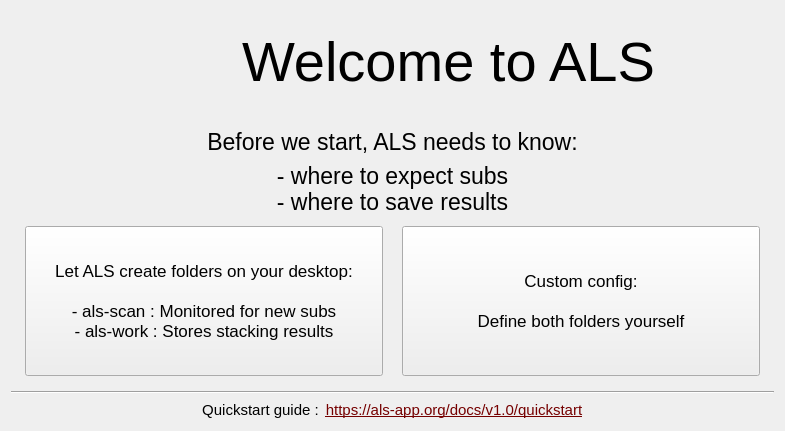
Qt form src/als/ui/forms/first_run_ui.ui (deufrai/als) before a commit.
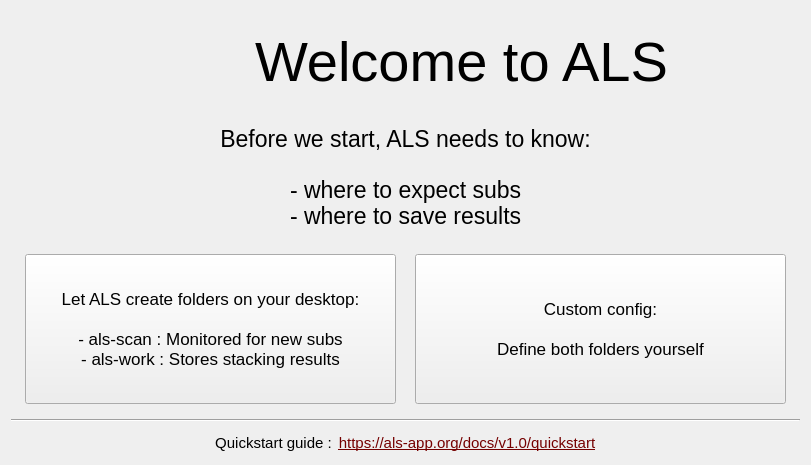
The same form after that commit. Icons and pictures are not drawn.

Commit message: give some space to first run UI

Diff of the .ui file:
```diff
--- a/src/als/ui/forms/first_run_ui.ui
+++ b/src/als/ui/forms/first_run_ui.ui
@@ -9,8 +9,8 @@
    <rect>
     <x>0</x>
     <y>0</y>
-    <width>785</width>
-    <height>431</height>
+    <width>811</width>
+    <height>465</height>
    </rect>
   </property>
   <property name="windowTitle">
@@ -100,7 +100,7 @@
      </item>
     </layout>
    </item>
-   <item>
+   <item alignment="Qt::AlignTop">
     <widget class="QStackedWidget" name="stackedWidget">
      <property name="frameShape">
       <enum>QFrame::NoFrame</enum>
@@ -109,13 +109,11 @@
       <number>0</number>
      </property>
      <widget class="QWidget" name="page">
-      <layout class="QVBoxLayout" name="verticalLayout_5">
-       <item>
         <layout class="QVBoxLayout" name="verticalLayout">
-         <property name="bottomMargin">
-          <number>5</number>
-         </property>
-         <item>
+       <property name="spacing">
+        <number>25</number>
+       </property>
+       <item alignment="Qt::AlignTop">
           <widget class="QLabel" name="label_4">
            <property name="font">
             <font>
@@ -137,6 +135,21 @@
           </widget>
          </item>
          <item>
+        <layout class="QHBoxLayout" name="horizontalLayout_5">
+         <item>
+          <spacer name="horizontalSpacer_7">
+           <property name="orientation">
+            <enum>Qt::Horizontal</enum>
+           </property>
+           <property name="sizeHint" stdset="0">
+            <size>
+             <width>40</width>
+             <height>20</height>
+            </size>
+           </property>
+          </spacer>
+         </item>
+         <item>
           <widget class="QLabel" name="label_7">
            <property name="font">
             <font>
@@ -148,7 +161,7 @@
 - where to save results</string>
            </property>
            <property name="alignment">
-            <set>Qt::AlignCenter</set>
+            <set>Qt::AlignLeading|Qt::AlignLeft|Qt::AlignVCenter</set>
            </property>
            <property name="wordWrap">
             <bool>false</bool>
@@ -158,6 +171,19 @@
            </property>
           </widget>
          </item>
+         <item>
+          <spacer name="horizontalSpacer_8">
+           <property name="orientation">
+            <enum>Qt::Horizontal</enum>
+           </property>
+           <property name="sizeHint" stdset="0">
+            <size>
+             <width>40</width>
+             <height>20</height>
+            </size>
+           </property>
+          </spacer>
+         </item>
         </layout>
        </item>
        <item>
@@ -376,7 +402,7 @@
      </widget>
     </widget>
    </item>
-   <item>
+   <item alignment="Qt::AlignTop">
     <widget class="Line" name="line">
      <property name="orientation">
       <enum>Qt::Horizontal</enum>
@@ -398,7 +424,7 @@
        </property>
       </spacer>
      </item>
-     <item>
+     <item alignment="Qt::AlignTop">
       <widget class="QLabel" name="label_5">
        <property name="font">
         <font>
@@ -416,7 +442,7 @@
        </property>
       </widget>
      </item>
-     <item>
+     <item alignment="Qt::AlignTop">
       <widget class="QLabel" name="label_6">
        <property name="font">
         <font>
```
Left out of the diff: 9 changed lines with no effect on the pictures. Lines whose indentation alone changed are shown as unchanged.
